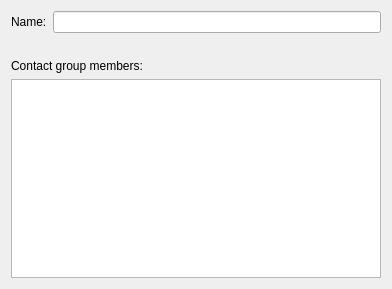
The window that contact/contactgroupeditor.ui (KDE/akonadi) describes before a commit, drawn with Qt 5.
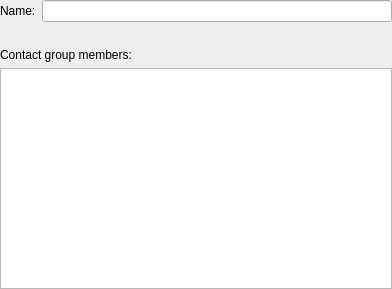
The same window after the commit. Custom widgets are drawn as their Qt base class.

The edit to the form file:
```diff
--- a/contact/contactgroupeditor.ui
+++ b/contact/contactgroupeditor.ui
@@ -11,6 +11,9 @@
    </rect>
   </property>
   <layout class="QGridLayout" name="gridLayout">
+   <property name="margin">
+    <number>0</number>
+   </property>
    <item row="0" column="0">
     <widget class="QLabel" name="groupNameLabel">
      <property name="text">
```
